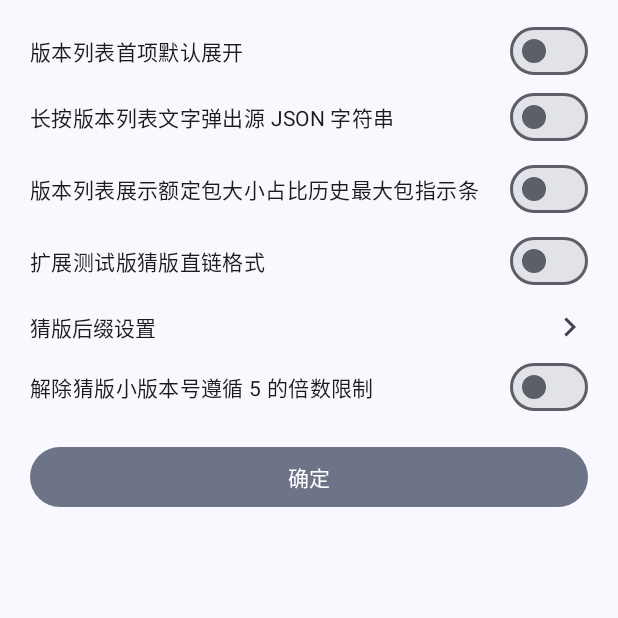
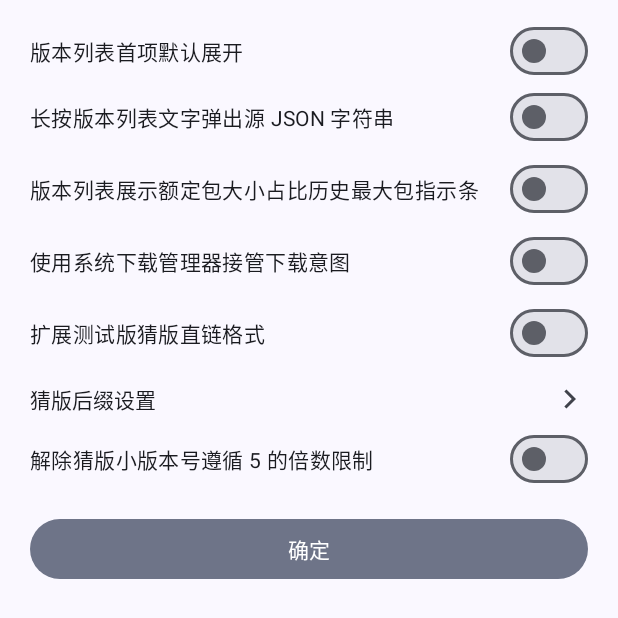
Before and after one commit to klxiaoniu/QQVersionList, an Android app: the layout dialog_setting.xml on its own in the app's theme, with its tools: preview values and no code run, on a phone screen of 412 x 824 dp. Shown: the top 618 px of the screen. Run offline under Robolectric (Android 15) with nearby library versions, the phone set to English and light mode, and no system bars.

Commit message:
新增浏览器接管下载，上游更新

```diff
--- a/app/build.gradle.kts
+++ b/app/build.gradle.kts
@@ -79,7 +79,6 @@ dependencies {
     androidTestImplementation("androidx.test.ext:junit:1.1.5")
     androidTestImplementation("androidx.test.espresso:espresso-core:3.5.1")
     implementation("com.squareup.okhttp3:okhttp:4.12.0")
-    // implementation("com.google.code.gson:gson:2.11.0")
     implementation("org.jetbrains.kotlinx:kotlinx-serialization-json:1.7.0")
     implementation("io.coil-kt:coil:2.6.0")
     implementation("androidx.datastore:datastore-preferences:1.1.1")
--- a/app/src/main/res/layout/dialog_setting.xml
+++ b/app/src/main/res/layout/dialog_setting.xml
@@ -51,6 +51,14 @@
         android:text="版本列表展示额定包大小占比历史最大包指示条" />
 
     <com.google.android.material.materialswitch.MaterialSwitch
+        android:id="@+id/download_on_system_manager"
+        android:layout_width="match_parent"
+        android:layout_height="wrap_content"
+        android:paddingTop="8dp"
+        android:paddingBottom="8dp"
+        android:text="使用系统下载管理器接管下载意图" />
+
+    <com.google.android.material.materialswitch.MaterialSwitch
         android:id="@+id/switch_guess_test_extend"
         android:layout_width="match_parent"
         android:layout_height="wrap_content"
--- a/build.gradle.kts
+++ b/build.gradle.kts
@@ -1,5 +1,5 @@
 // Top-level build file where you can add configuration options common to all sub-projects/modules.
 plugins {
-    id("com.android.application") version "8.4.1" apply false
+    id("com.android.application") version "8.4.2" apply false
     id("org.jetbrains.kotlin.android") version "2.0.0" apply false
 }
```
Also changed, not shown: app/src/main/java/com/xiaoniu/qqversionlist/ui/MainActivity.kt (+25 -5 lines).
